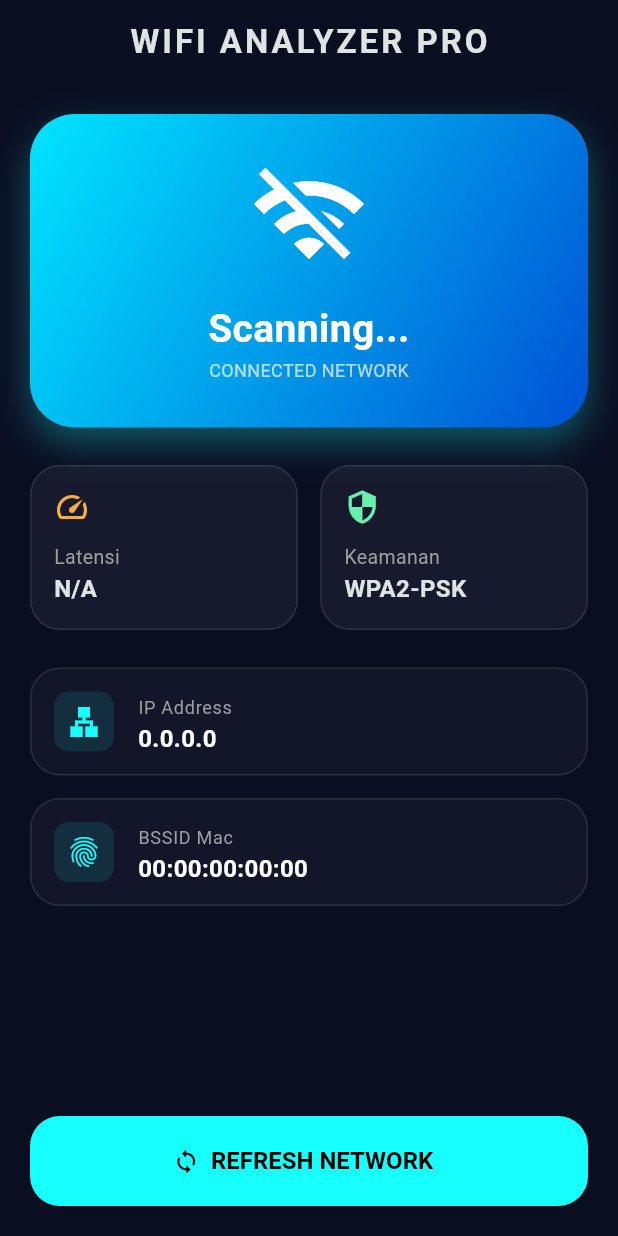
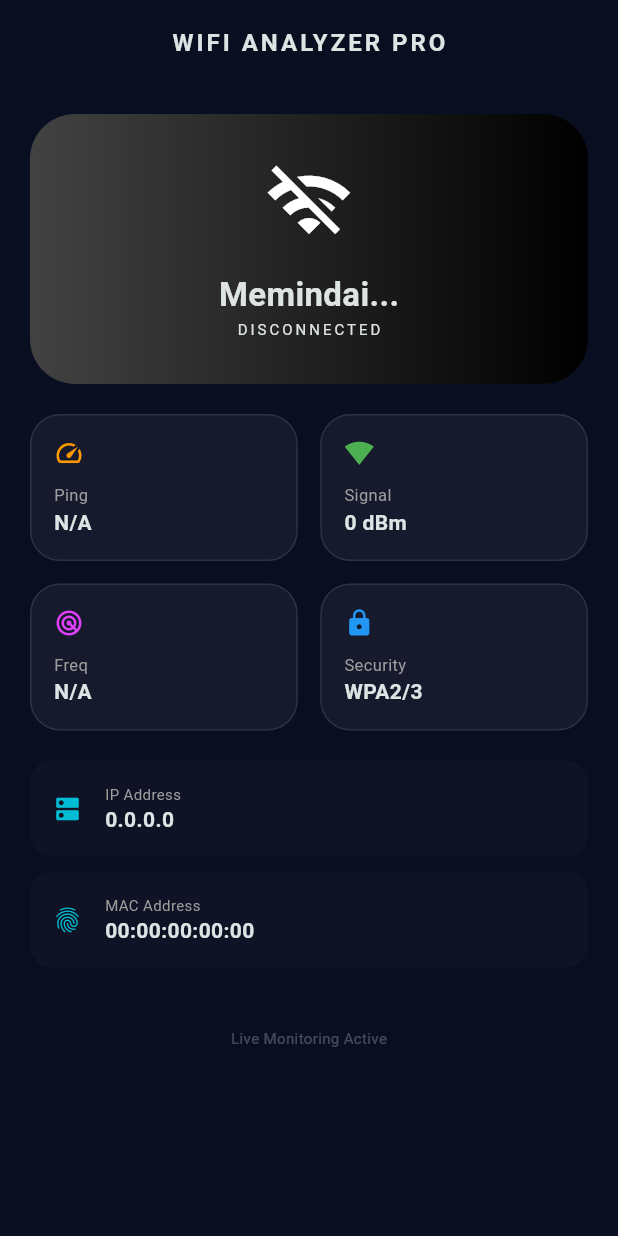
Before and after one commit to mohammadsmknu-design/bismilah, a Flutter app: the screen it shows after launch, on a phone screen of 412 x 824 dp. Run offline on Flutter 3.47's test engine with Material 3 defaults, Android fonts, the phone set to English and light mode, and no system bars; our stand-ins replace permission_handler; missing offline and left inert: network_info_plus, wifi_iot.

Commit message:
Menambahkan package wifi_iot dan perbaikan fitur permission

```diff
--- a/lib/main.dart
+++ b/lib/main.dart
@@ -1,6 +1,9 @@
 import 'package:flutter/material.dart';
 import 'package:network_info_plus/network_info_plus.dart';
+import 'package:permission_handler/permission_handler.dart';
+import 'package:wifi_iot/wifi_iot.dart';
 import 'dart:async';
+import 'dart:io';
 
 void main() {
   runApp(const WifiAnalyzerApp());
@@ -32,132 +35,149 @@ class WifiHomeScreen extends StatefulWidget {
 
 class _WifiHomeScreenState extends State<WifiHomeScreen> {
   final info = NetworkInfo();
+  Timer? _timer;
 
-  String? _ssid = "Scanning...";
-  String? _ip = "0.0.0.0";
-  String? _bssid = "00:00:00:00:00";
+  String _ssid = "Memindai...";
+  String _ip = "0.0.0.0";
+  String _bssid = "00:00:00:00:00";
   String _ping = "N/A";
+  int _signalStrength = 0;
+  String _frequency = "N/A";
   bool _isLoading = false;
 
   @override
   void initState() {
     super.initState();
+    _initApp();
+  }
+
+  @override
+  void dispose() {
+    _timer?.cancel();
+    super.dispose();
+  }
+
+  Future<void> _initApp() async {
+    // Meminta izin lokasi (Wajib untuk WiFi di Android)
+    await [
+      Permission.location,
+      Permission.nearbyWifiDevices,
+    ].request();
+
     _fetchNetworkData();
+    // Refresh otomatis tiap 3 detik
+    _timer = Timer.periodic(const Duration(seconds: 3), (timer) => _fetchNetworkData());
   }
 
   Future<void> _fetchNetworkData() async {
-    setState(() => _isLoading = true);
-
     try {
       final ssid = await info.getWifiName();
       final ip = await info.getWifiIP();
       final bssid = await info.getWifiBSSID();
 
-      await Future.delayed(const Duration(milliseconds: 1000));
+      int rssi = 0;
+      int freq = 0;
+
+      // Hanya jalankan wifi_iot di Android fisik
+      if (Platform.isAndroid) {
+        rssi = await WiFiForIoTPlugin.getCurrentSignalStrength() ?? 0;
+        freq = await WiFiForIoTPlugin.getFrequency() ?? 0;
+      }
+
+      String pingResult = "Timeout";
+      try {
+        final stopwatch = Stopwatch()..start();
+        final result = await InternetAddress.lookup('8.8.8.8')
+            .timeout(const Duration(seconds: 1));
+        if (result.isNotEmpty) {
+          stopwatch.stop();
+          pingResult = "${stopwatch.elapsedMilliseconds} ms";
+        }
+      } catch (_) {
+        pingResult = "Offline";
+      }
+
+      if (!mounted) return;
 
       setState(() {
-        _ssid = ssid ?? "Tidak Terhubung";
-        _ip = ip ?? "Unknown IP";
+        _ssid = (ssid ?? "Tidak Terhubung").replaceAll('"', '');
+        _ip = ip ?? "0.0.0.0";
         _bssid = bssid ?? "Unknown BSSID";
-        _ping = ssid != null ? "24 ms" : "N/A";
+        _ping = pingResult;
+        _signalStrength = rssi;
+        _frequency = freq > 0 ? "${(freq / 1000).toStringAsFixed(1)} GHz" : "N/A";
       });
     } catch (e) {
-      debugPrint("Error fetching wifi info: $e");
-    } finally {
-      setState(() => _isLoading = false);
+      debugPrint("Error: $e");
     }
   }
 
   @override
   Widget build(BuildContext context) {
+    bool isConnected = _ssid != "Tidak Terhubung" && _ssid != "Memindai...";
+
     return Scaffold(
       backgroundColor: const Color(0xFF0A0E21),
       appBar: AppBar(
         title: const Text("WIFI ANALYZER PRO",
-          style: TextStyle(letterSpacing: 2, fontWeight: FontWeight.bold)),
+          style: TextStyle(letterSpacing: 2, fontWeight: FontWeight.bold, fontSize: 16)),
         centerTitle: true,
-        elevation: 0,
         backgroundColor: Colors.transparent,
       ),
-      body: Padding(
-        padding: const EdgeInsets.all(20.0),
+      body: SingleChildScrollView(
+        padding: const EdgeInsets.all(20),
         child: Column(
           children: [
-            Container(
-              width: double.infinity,
-              padding: const EdgeInsets.all(30),
-              decoration: BoxDecoration(
-                gradient: const LinearGradient(
-                  colors: [Color(0xFF00E5FF), Color(0xFF0052D4)],
-                  begin: Alignment.topLeft,
-                  end: Alignment.bottomRight,
-                ),
-                borderRadius: BorderRadius.circular(30),
-                boxShadow: [
-                  BoxShadow(
-                    color: Colors.cyanAccent.withOpacity(0.3),
-                    blurRadius: 20,
-                    offset: const Offset(0, 10),
-                  ),
-                ],
-              ),
-              child: Column(
-                children: [
-                  Icon(
-                    (_ssid == "Tidak Terhubung" || _ssid == "Scanning...") ? Icons.wifi_off : Icons.wifi,
-                    size: 80,
-                    color: Colors.white
-                  ),
-                  const SizedBox(height: 15),
-                  Text(
-                    _ssid!.replaceAll('"', ''),
-                    style: const TextStyle(fontSize: 26, fontWeight: FontWeight.bold, color: Colors.white),
-                    textAlign: TextAlign.center,
-                  ),
-                  const Text("CONNECTED NETWORK", style: TextStyle(color: Colors.white70, fontSize: 12)),
-                ],
-              ),
-            ),
-            const SizedBox(height: 25),
-
+            _buildMainCard(isConnected),
+            const SizedBox(height: 20),
             Row(
               children: [
-                Expanded(child: _buildStatCard("Latensi", _ping, Icons.speed, Colors.orangeAccent)),
+                Expanded(child: _buildStatBox("Ping", _ping, Icons.speed, Colors.orange)),
                 const SizedBox(width: 15),
-                Expanded(child: _buildStatCard("Keamanan", "WPA2-PSK", Icons.security, Colors.greenAccent)),
+                Expanded(child: _buildStatBox("Signal", "$_signalStrength dBm", Icons.signal_wifi_4_bar, Colors.green)),
               ],
             ),
-            const SizedBox(height: 10),
-
-            _buildDetailCard("IP Address", _ip!, Icons.lan),
-            _buildDetailCard("BSSID Mac", _bssid!, Icons.fingerprint),
-
-            const Spacer(),
-
-            SizedBox(
-              width: double.infinity,
-              height: 60,
-              child: ElevatedButton.icon(
-                onPressed: _isLoading ? null : _fetchNetworkData,
-                icon: _isLoading
-                  ? const SizedBox(width: 20, height: 20, child: CircularProgressIndicator(strokeWidth: 2, color: Colors.black))
-                  : const Icon(Icons.sync_rounded),
-                label: Text(_isLoading ? "SCANNING..." : "REFRESH NETWORK"),
-                style: ElevatedButton.styleFrom(
-                  backgroundColor: Colors.cyanAccent,
-                  foregroundColor: Colors.black,
-                  textStyle: const TextStyle(fontWeight: FontWeight.bold, fontSize: 16),
-                  shape: RoundedRectangleBorder(borderRadius: BorderRadius.circular(20)),
-                ),
-              ),
+            const SizedBox(height: 15),
+            Row(
+              children: [
+                Expanded(child: _buildStatBox("Freq", _frequency, Icons.radar, Colors.purpleAccent)),
+                const SizedBox(width: 15),
+                Expanded(child: _buildStatBox("Security", "WPA2/3", Icons.lock, Colors.blue)),
+              ],
             ),
+            const SizedBox(height: 20),
+            _buildDetailTile("IP Address", _ip, Icons.dns),
+            _buildDetailTile("MAC Address", _bssid, Icons.fingerprint),
+            const SizedBox(height: 30),
+            const Text("Live Monitoring Active", style: TextStyle(color: Colors.white24, fontSize: 10)),
           ],
         ),
       ),
     );
   }
 
-  Widget _buildStatCard(String title, String value, IconData icon, Color color) {
+  Widget _buildMainCard(bool isConnected) {
+    return Container(
+      width: double.infinity,
+      padding: const EdgeInsets.all(30),
+      decoration: BoxDecoration(
+        gradient: LinearGradient(
+          colors: isConnected ? [Colors.cyan, Colors.blueAccent] : [Colors.grey.shade800, Colors.black],
+        ),
+        borderRadius: BorderRadius.circular(30),
+      ),
+      child: Column(
+        children: [
+          Icon(isConnected ? Icons.wifi : Icons.wifi_off, size: 60, color: Colors.white),
+          const SizedBox(height: 15),
+          Text(_ssid, style: const TextStyle(fontSize: 22, fontWeight: FontWeight.bold)),
+          Text(isConnected ? "CONNECTED" : "DISCONNECTED", style: const TextStyle(fontSize: 10, letterSpacing: 2)),
+        ],
+      ),
+    );
+  }
+
+  Widget _buildStatBox(String label, String value, IconData icon, Color color) {
     return Container(
       padding: const EdgeInsets.all(15),
       decoration: BoxDecoration(
@@ -168,35 +188,35 @@ class _WifiHomeScreenState extends State<WifiHomeScreen> {
       child: Column(
         crossAxisAlignment: CrossAxisAlignment.start,
         children: [
-          Icon(icon, color: color, size: 24),
-          const SizedBox(height: 12),
-          Text(title, style: const TextStyle(color: Colors.grey, fontSize: 13)),
-          Text(value, style: const TextStyle(fontWeight: FontWeight.bold, fontSize: 16)),
+          Icon(icon, color: color, size: 20),
+          const SizedBox(height: 10),
+          Text(label, style: const TextStyle(color: Colors.grey, fontSize: 11)),
+          Text(value, style: const TextStyle(fontWeight: FontWeight.bold, fontSize: 14)),
         ],
       ),
     );
   }
 
-  Widget _buildDetailCard(String title, String value, IconData icon) {
-    return Card(
-      margin: const EdgeInsets.only(top: 15),
-      color: Colors.white.withOpacity(0.03),
-      elevation: 0,
-      shape: RoundedRectangleBorder(
-        borderRadius: BorderRadius.circular(20),
-        side: const BorderSide(color: Colors.white10),
+  Widget _buildDetailTile(String title, String value, IconData icon) {
+    return Container(
+      margin: const EdgeInsets.only(bottom: 10),
+      padding: const EdgeInsets.all(15),
+      decoration: BoxDecoration(
+        color: Colors.white.withOpacity(0.02),
+        borderRadius: BorderRadius.circular(15),
       ),
-      child: ListTile(
-        leading: Container(
-          padding: const EdgeInsets.all(8),
-          decoration: BoxDecoration(
-            color: Colors.cyanAccent.withOpacity(0.1),
-            borderRadius: BorderRadius.circular(10),
-          ),
-          child: Icon(icon, color: Colors.cyanAccent),
-        ),
-        title: Text(title, style: const TextStyle(fontSize: 12, color: Colors.grey)),
-        subtitle: Text(value, style: const TextStyle(fontSize: 16, fontWeight: FontWeight.w600, color: Colors.white)),
+      child: Row(
+        children: [
+          Icon(icon, color: Colors.cyan, size: 20),
+          const SizedBox(width: 15),
+          Column(
+            crossAxisAlignment: CrossAxisAlignment.start,
+            children: [
+              Text(title, style: const TextStyle(color: Colors.grey, fontSize: 10)),
+              Text(value, style: const TextStyle(fontWeight: FontWeight.bold)),
+            ],
+          )
+        ],
       ),
     );
   }
```
Also changed, not shown: pubspec.yaml (+5 -10 lines), pubspec.lock, 4 other files.
